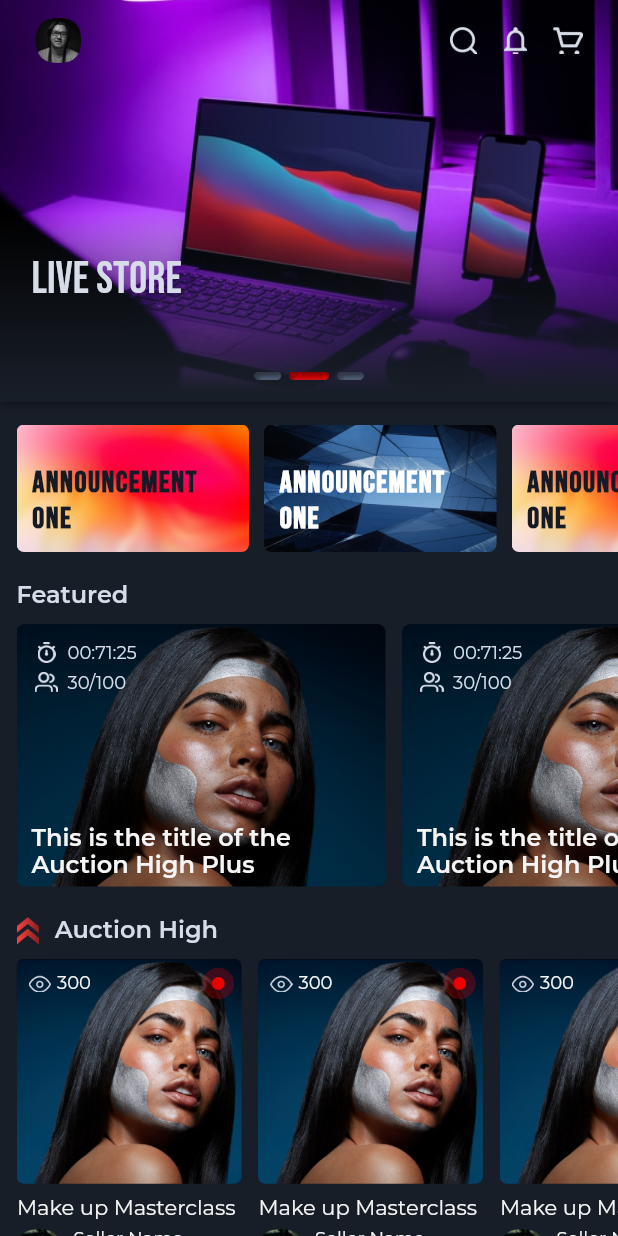
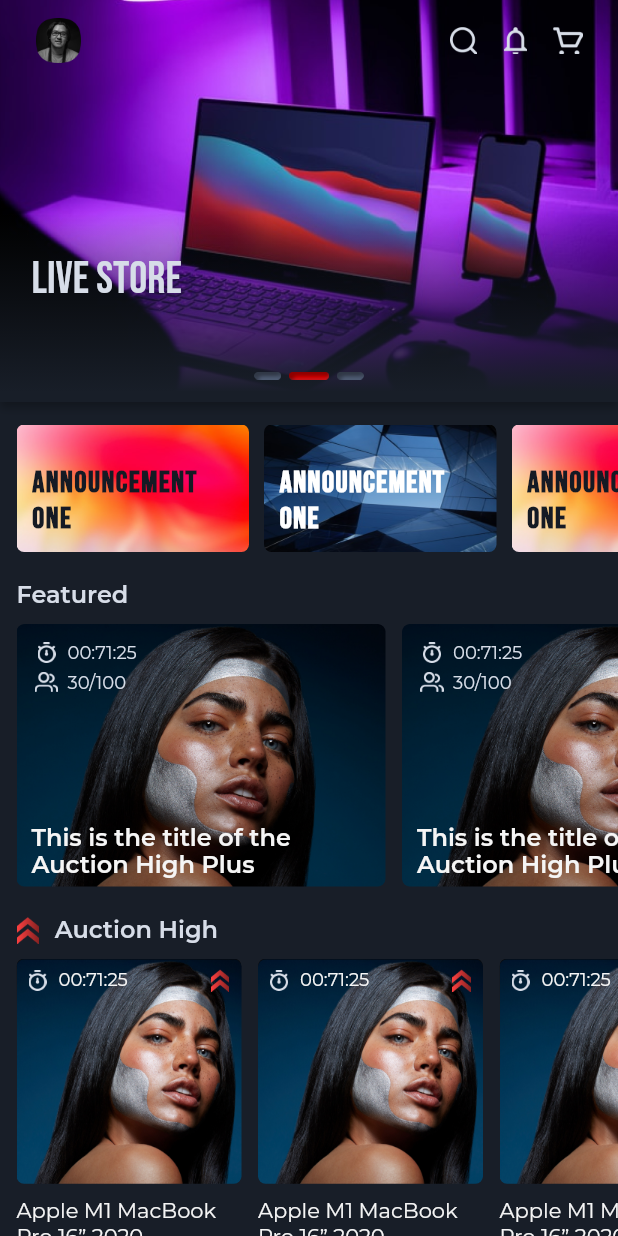
Before and after one commit to phemmyadot/wallet_app, a Flutter app: the LiveStore screen opened directly, on a phone screen of 412 x 824 dp. Run offline on Flutter 3.47's test engine with Material 2 defaults, Android fonts, the phone set to English and light mode, and no system bars; our stand-ins replace flutter_neumorphic, path_drawing; project files that could hold a hidden picture were left out.

Commit message:
auction card

```diff
--- a/lib/screens/entry_screen.dart
+++ b/lib/screens/entry_screen.dart
@@ -27,7 +27,6 @@ class _EntryScreenState extends State<EntryScreen>
 
   @override
   Widget build(BuildContext context) {
-    final double statusBarHeight = MediaQuery.of(context).padding.bottom;
     return Scaffold(
       backgroundColor: Colors.transparent,
       key: _scaffoldKey,
--- a/lib/screens/live_store/auction_card.dart
+++ b/lib/screens/live_store/auction_card.dart
@@ -2,23 +2,15 @@ import 'package:flutter/material.dart';
 
 class AuctionCard extends StatefulWidget {
   final String title;
-  final String sellerName;
-  final int participants;
-  final double rating;
   final Image image;
-  final Image sellerImage;
-  final Image flag;
   final Function onTap;
+  final Image icon;
   const AuctionCard({
     Key key,
-    @required this.participants,
     @required this.title,
-    @required this.rating,
-    @required this.sellerName,
-    @required this.sellerImage,
     @required this.image,
-    @required this.flag,
     @required this.onTap,
+    @required this.icon,
   }) : super(key: key);
 
   @override
@@ -31,6 +23,10 @@ class _AuctionCardState extends State<AuctionCard> {
     return GestureDetector(
       onTap: () => widget.onTap(),
       child: Column(
+        mainAxisAlignment: MainAxisAlignment.spaceBetween,
+        children: [
+          Column(
+            crossAxisAlignment: CrossAxisAlignment.start,
             children: [
               Stack(
                 children: [
@@ -60,24 +56,24 @@ class _AuctionCardState extends State<AuctionCard> {
                   ),
                   Positioned(
                     left: 8,
-                right: 5,
-                top: 6,
+                    right: 8.07,
+                    top: 7,
                     child: Row(
                       mainAxisAlignment: MainAxisAlignment.spaceBetween,
                       children: [
                         Row(
                           children: [
                             Image.asset(
-                          "assets/images/view.png",
+                              "assets/images/timer_icon.png",
                               color: null,
                               fit: BoxFit.cover,
-                          width: 15.0,
-                          height: 11.25,
+                              width: 12.0,
+                              height: 14,
                               colorBlendMode: BlendMode.dstATop,
                             ),
-                        SizedBox(width: 4),
+                            SizedBox(width: 8),
                             Text(
-                          '''300''',
+                              '''00:71:25''',
                               overflow: TextOverflow.visible,
                               textAlign: TextAlign.left,
                               style: TextStyle(
@@ -90,24 +86,7 @@ class _AuctionCardState extends State<AuctionCard> {
                             )
                           ],
                         ),
-                    Container(
-                      width: 21,
-                      height: 21,
-                      decoration: BoxDecoration(
-                        color: Color(0xffec0000).withOpacity(0.25),
-                        borderRadius: BorderRadius.circular(21),
-                      ),
-                      child: Center(
-                        child: Container(
-                          width: 8.43,
-                          height: 8.43,
-                          decoration: BoxDecoration(
-                            color: Color(0xffec0000),
-                            borderRadius: BorderRadius.circular(8.43),
-                          ),
-                        ),
-                      ),
-                    )
+                        widget.icon,
                       ],
                     ),
                   )
@@ -119,7 +98,7 @@ class _AuctionCardState extends State<AuctionCard> {
                 overflow: TextOverflow.visible,
                 textAlign: TextAlign.left,
                 style: TextStyle(
-              height: 1,
+                  height: 1.2,
                   fontSize: 14.0,
                   fontFamily: 'Montserrat',
                   fontWeight: FontWeight.w400,
@@ -127,61 +106,32 @@ class _AuctionCardState extends State<AuctionCard> {
                 ),
               ),
               SizedBox(height: 6),
+            ],
+          ),
           Row(
             crossAxisAlignment: CrossAxisAlignment.center,
             children: [
-              ClipRRect(
-                borderRadius: BorderRadius.circular(5.0),
-                child: widget.sellerImage,
+              Image.asset(
+                "assets/images/coin.png",
+                color: null,
+                fit: BoxFit.cover,
+                width: 15.0,
+                height: 15.0,
+                colorBlendMode: BlendMode.dstATop,
               ),
-              SizedBox(width: 8),
-              Column(
-                crossAxisAlignment: CrossAxisAlignment.start,
-                children: [
+              SizedBox(width: 5),
               Text(
-                    widget.sellerName,
+                '''500''',
                 overflow: TextOverflow.visible,
                 textAlign: TextAlign.left,
                 style: TextStyle(
                   height: 1.2000000476837158,
-                      fontSize: 12.0,
+                  fontSize: 14.0,
                   fontFamily: 'Montserrat',
-                      fontWeight: FontWeight.w400,
-                      color: Color.fromARGB(255, 245, 245, 245),
+                  fontWeight: FontWeight.w600,
+                  color: Color(0xffD7DDE8),
                 ),
               ),
-                  SizedBox(height: 2),
-                  Row(
-                    mainAxisAlignment: MainAxisAlignment.start,
-                    crossAxisAlignment: CrossAxisAlignment.center,
-                    children: [
-                      Image.asset(
-                        "assets/images/star.png",
-                        color: null,
-                        fit: BoxFit.cover,
-                        width: 9.0,
-                        height: 9.0,
-                        colorBlendMode: BlendMode.dstATop,
-                      ),
-                      SizedBox(width: 4),
-                      Text(
-                        widget.rating.toString(),
-                        overflow: TextOverflow.visible,
-                        textAlign: TextAlign.left,
-                        style: TextStyle(
-                          height: 1.2000000476837158,
-                          fontSize: 12.0,
-                          fontFamily: 'Montserrat',
-                          fontWeight: FontWeight.w400,
-                          color: Color.fromARGB(255, 255, 255, 255),
-                        ),
-                      ),
-                      SizedBox(width: 4),
-                      widget.flag,
-                    ],
-                  )
-                ],
-              )
             ],
           )
         ],
--- a/lib/screens/live_store/auction_high/preview.dart
+++ b/lib/screens/live_store/auction_high/preview.dart
@@ -49,14 +49,15 @@ class _AuctionHighPreviewState extends State<AuctionHighPreview> {
             Expanded(
               child: SingleChildScrollView(
                 scrollDirection: Axis.horizontal,
+                child: IntrinsicHeight(
                   child: Row(
+                    crossAxisAlignment: CrossAxisAlignment.stretch,
                     mainAxisAlignment: MainAxisAlignment.start,
                     children: [
                       SizedBox(width: 11),
                       for (int i = 0; i < 3; i++)
                         Container(
                           width: 150.0,
-                        height: 210.0,
                           margin: EdgeInsets.only(right: 11),
                           decoration: BoxDecoration(
                             borderRadius: BorderRadius.circular(5.0),
@@ -64,29 +65,19 @@ class _AuctionHighPreviewState extends State<AuctionHighPreview> {
                           child: AuctionCard(
                             onTap: () => Navigator.of(context).push(
                               MaterialPageRoute(
-                              builder: (BuildContext context) => AuctionHigh(),
+                                builder: (BuildContext context) =>
+                                    AuctionHigh(),
                               ),
                             ),
-                          flag: Image.asset(
-                            "assets/images/flag.png",
+                            icon: Image.asset(
+                              "assets/images/auction_high.png",
                               color: null,
                               fit: BoxFit.cover,
-                            width: 12.0,
-                            height: 8.67,
+                              width: 12.42,
+                              height: 15,
                               colorBlendMode: BlendMode.dstATop,
                             ),
-                          sellerImage: Image.asset(
-                            "assets/images/seller.png",
-                            color: null,
-                            fit: BoxFit.cover,
-                            width: 30.0,
-                            height: 30.0,
-                            colorBlendMode: BlendMode.dstATop,
-                          ),
-                          participants: 300,
-                          rating: 4.5,
-                          sellerName: 'Seller Name',
-                          title: 'Make up Masterclass ',
+                            title: 'Apple M1 MacBook Pro 16” 2020',
                             image: Image.asset(
                               "assets/images/auction_image.png",
                               color: null,
@@ -101,6 +92,7 @@ class _AuctionHighPreviewState extends State<AuctionHighPreview> {
                   ),
                 ),
               ),
+            ),
           ],
         )
       ],
--- a/lib/screens/live_store/auction_low/preview.dart
+++ b/lib/screens/live_store/auction_low/preview.dart
@@ -48,6 +48,7 @@ class _AuctionLowPreviewState extends State<AuctionLowPreview> {
             Expanded(
               child: SingleChildScrollView(
                 scrollDirection: Axis.horizontal,
+                child: IntrinsicHeight(
                   child: Row(
                     mainAxisAlignment: MainAxisAlignment.start,
                     children: [
@@ -55,7 +56,6 @@ class _AuctionLowPreviewState extends State<AuctionLowPreview> {
                       for (int i = 0; i < 3; i++)
                         Container(
                           width: 150.0,
-                        height: 210.0,
                           margin: EdgeInsets.only(right: 11),
                           decoration: BoxDecoration(
                             borderRadius: BorderRadius.circular(5.0),
@@ -66,25 +66,14 @@ class _AuctionLowPreviewState extends State<AuctionLowPreview> {
                                 builder: (BuildContext context) => AuctionLow(),
                               ),
                             ),
-                          flag: Image.asset(
-                            "assets/images/flag.png",
+                            icon: Image.asset(
+                              "assets/images/auction_low.png",
                               color: null,
                               fit: BoxFit.cover,
-                            width: 12.0,
-                            height: 8.67,
+                              width: 12.42,
+                              height: 15,
                               colorBlendMode: BlendMode.dstATop,
                             ),
-                          sellerImage: Image.asset(
-                            "assets/images/seller.png",
-                            color: null,
-                            fit: BoxFit.cover,
-                            width: 30.0,
-                            height: 30.0,
-                            colorBlendMode: BlendMode.dstATop,
-                          ),
-                          participants: 300,
-                          rating: 4.5,
-                          sellerName: 'Seller Name',
                             title: 'Make up Masterclass ',
                             image: Image.asset(
                               "assets/images/auction_image.png",
@@ -100,6 +89,7 @@ class _AuctionLowPreviewState extends State<AuctionLowPreview> {
                   ),
                 ),
               ),
+            ),
           ],
         )
       ],
--- a/lib/screens/live_store/e_commerce/preview.dart
+++ b/lib/screens/live_store/e_commerce/preview.dart
@@ -48,6 +48,7 @@ class _ECommercePreviewState extends State<ECommercePreview> {
             Expanded(
               child: SingleChildScrollView(
                 scrollDirection: Axis.horizontal,
+                child: IntrinsicHeight(
                   child: Row(
                     mainAxisAlignment: MainAxisAlignment.start,
                     children: [
@@ -55,7 +56,6 @@ class _ECommercePreviewState extends State<ECommercePreview> {
                       for (int i = 0; i < 3; i++)
                         Container(
                           width: 150.0,
-                        height: 210.0,
                           margin: EdgeInsets.only(right: 11),
                           decoration: BoxDecoration(
                             borderRadius: BorderRadius.circular(5.0),
@@ -67,25 +67,14 @@ class _ECommercePreviewState extends State<ECommercePreview> {
                                     Ecommerce(isInWishList: i == 1),
                               ),
                             ),
-                          flag: Image.asset(
-                            "assets/images/flag.png",
+                            icon: Image.asset(
+                              "assets/images/e_commerce.png",
                               color: null,
                               fit: BoxFit.cover,
-                            width: 12.0,
-                            height: 8.67,
+                              width: 12.42,
+                              height: 12.42,
                               colorBlendMode: BlendMode.dstATop,
                             ),
-                          sellerImage: Image.asset(
-                            "assets/images/seller.png",
-                            color: null,
-                            fit: BoxFit.cover,
-                            width: 30.0,
-                            height: 30.0,
-                            colorBlendMode: BlendMode.dstATop,
-                          ),
-                          participants: 300,
-                          rating: 4.5,
-                          sellerName: 'Seller Name',
                             title: 'Make up Masterclass ',
                             image: Image.asset(
                               "assets/images/auction_image.png",
@@ -101,6 +90,7 @@ class _ECommercePreviewState extends State<ECommercePreview> {
                   ),
                 ),
               ),
+            ),
           ],
         )
       ],
```
Lines whose indentation alone changed are shown as unchanged.
